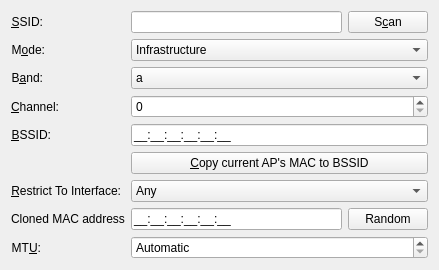
KDE/networkmanagement, file libs/ui/802-11-wireless.ui: the form before one commit.
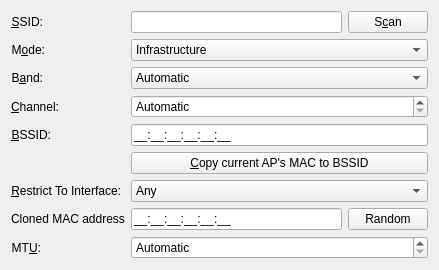
The form after the commit. Custom widgets are drawn as their Qt base class.

Commit message: allow band and channel selection for infrastructure networks, add automatic options for band and channel

Patch:
```diff
--- a/libs/ui/802-11-wireless.ui
+++ b/libs/ui/802-11-wireless.ui
@@ -105,6 +105,11 @@
      <property name="whatsThis">
       <string>b/g is the most common band around 2.4 GHz. Less common is a at 5 GHz.</string>
      </property>
+     <item>
+      <property name="text">
+       <string>Automatic</string>
+      </property>
+     </item>
      <item>
       <property name="text">
        <string>a</string>
@@ -138,6 +143,9 @@
      <property name="whatsThis">
       <string>Sets the channel of the network.</string>
      </property>
+     <property name="specialValueText">
+      <string>Automatic</string>
+     </property>
      <property name="minimum">
       <number>0</number>
      </property>
```
The commit also changes 5 other files.
